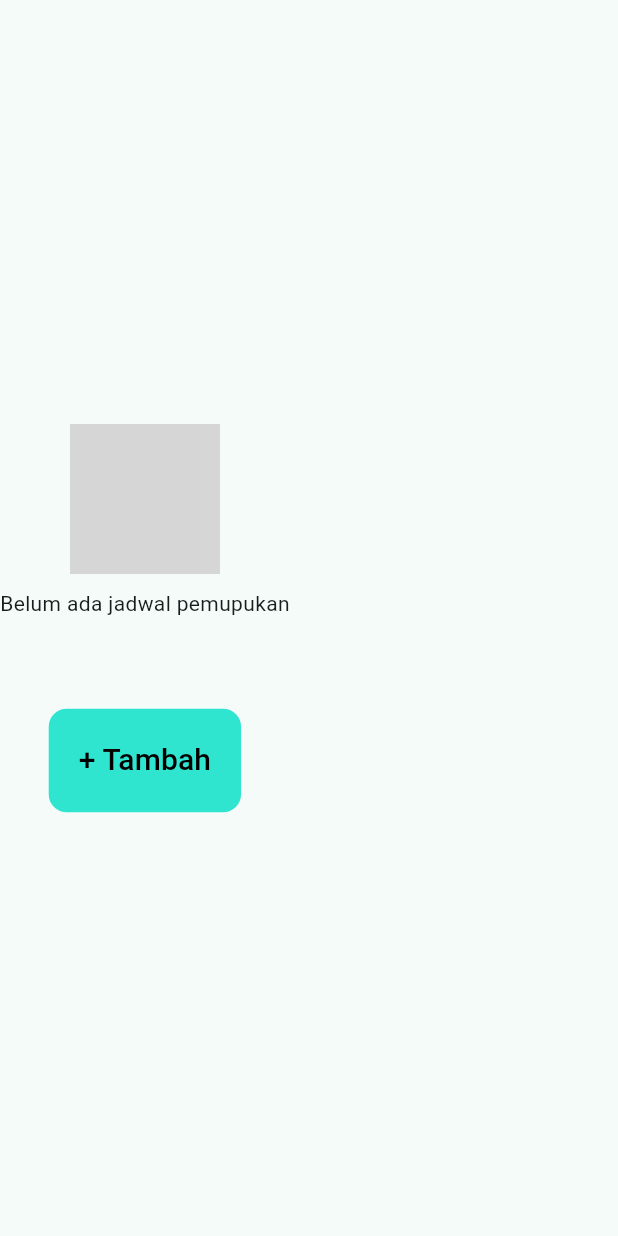
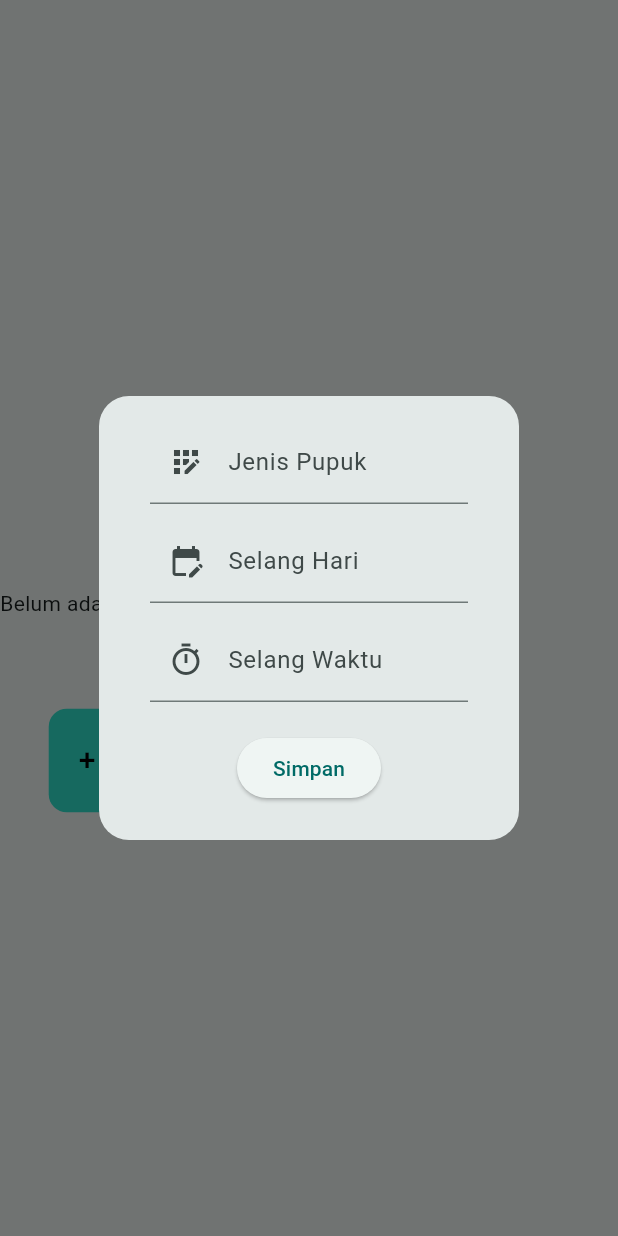
Before and after one commit to adyfp24/chiligrow-app-flutter, a Flutter app: the PemupukanEmptyFragment widget shown alone on an empty page, opened directly, after a tap on "+ Tambah", on a phone screen of 412 x 824 dp. Run offline on Flutter 3.47's test engine with Material 3 defaults, Android fonts, the phone set to English and light mode, and no system bars; our stand-ins replace flutter_secure_storage; missing offline and left inert: dart:html; accounts and stored records are empty; network calls fail; grey boxes are pictures that could not be loaded.

Commit message:
feat: modal form pemupukan's fragment

```diff
--- a/lib/views/fragments/pemupukan/modal_fragment.dart
+++ b/lib/views/fragments/pemupukan/modal_fragment.dart
@@ -1,10 +1,45 @@
 part of '../fragment.dart';
 
 class ModalPemupukanFragment extends StatelessWidget {
-  const ModalPemupukanFragment({ Key? key }) : super(key: key);
+  const ModalPemupukanFragment({Key? key}) : super(key: key);
 
   @override
   Widget build(BuildContext context) {
-    return const Placeholder();
+    return AlertDialog(
+      shape: RoundedRectangleBorder(borderRadius: BorderRadius.circular(20)),
+      content: Container(
+        padding: EdgeInsets.symmetric(horizontal: 10),
+        child: Column(
+          mainAxisSize: MainAxisSize.min,
+          children: <Widget>[
+            TextFormField(
+              decoration: InputDecoration(
+                  labelText: 'Jenis Pupuk',
+                  prefixIcon: Icon(Icons.app_registration_outlined)),
+            ),
+            SizedBox(height: 10),
+            TextFormField(
+              decoration: InputDecoration(
+                  labelText: 'Selang Hari',
+                  prefixIcon: Icon(Icons.edit_calendar)),
+            ),
+            SizedBox(height: 10),
+            TextFormField(
+              decoration: InputDecoration(
+                  labelText: 'Selang Waktu',
+                  prefixIcon: Icon(Icons.timer_outlined)),
+            ),
+            SizedBox(height: 20),
+            ElevatedButton(
+              onPressed: () {
+                Navigator.of(context).pop();
+              },
+              child: Text('Simpan'),
+            ),
+          ],
+        ),
+      ),
+    );
+    ;
   }
 }
--- a/lib/views/fragments/pemupukan/pemupukan_empty.dart
+++ b/lib/views/fragments/pemupukan/pemupukan_empty.dart
@@ -19,7 +19,14 @@ class PemupukanEmptyFragment extends StatelessWidget {
         Text('Belum ada jadwal pemupukan'),
         SizedBox(height: 60),
         TextButton(
-          onPressed: () {},
+          onPressed: () {
+            showDialog(
+              context: context,
+              builder: (BuildContext context) {
+                return ModalPemupukanFragment();
+              },
+            );
+          },
           child: Text(
             '+ Tambah',
             style: TextStyle(
```
